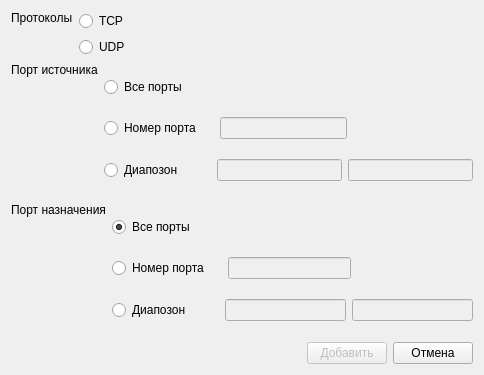
Before: the Qt Designer form GUI/dialog_window_filter_port.ui in Begzi/Dis, drawn with Qt 5.
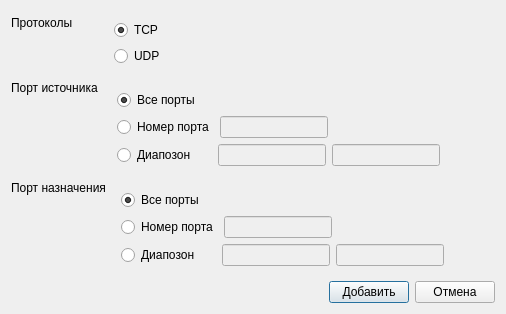
After: the same form once the commit is applied.

Patch:
```diff
--- a/GUI/dialog_window_filter_port.ui
+++ b/GUI/dialog_window_filter_port.ui
@@ -6,8 +6,8 @@
    <rect>
     <x>0</x>
     <y>0</y>
-    <width>484</width>
-    <height>375</height>
+    <width>506</width>
+    <height>307</height>
    </rect>
   </property>
   <property name="windowTitle">
@@ -15,9 +15,9 @@
   </property>
   <layout class="QVBoxLayout" name="verticalLayout_7">
    <item>
-    <layout class="QHBoxLayout" name="horizontalLayout" stretch="1,5">
+    <layout class="QHBoxLayout" name="horizontalLayout" stretch="1,6">
      <item>
-      <layout class="QVBoxLayout" name="verticalLayout_2">
+      <layout class="QVBoxLayout" name="verticalLayout_3">
        <item>
         <widget class="QLabel" name="label">
          <property name="sizePolicy">
@@ -27,7 +27,7 @@
           </sizepolicy>
          </property>
          <property name="text">
-          <string>Протоколы</string>
+          <string>Протоколы        </string>
          </property>
         </widget>
        </item>
@@ -50,6 +50,7 @@
       </layout>
      </item>
      <item>
+      <widget class="QWidget" name="widget" native="true">
       <layout class="QVBoxLayout" name="verticalLayout">
        <item>
         <widget class="QRadioButton" name="radioTCP">
@@ -69,13 +70,14 @@
         </widget>
        </item>
       </layout>
+      </widget>
      </item>
     </layout>
    </item>
    <item>
-    <layout class="QHBoxLayout" name="horizontalLayout_6" stretch="0,0">
+    <layout class="QHBoxLayout" name="horizontalLayout_6">
      <item>
-      <layout class="QVBoxLayout" name="verticalLayout_3">
+      <layout class="QVBoxLayout" name="verticalLayout_2">
        <item>
         <widget class="QLabel" name="label_2">
          <property name="sizePolicy">
@@ -85,7 +87,7 @@
           </sizepolicy>
          </property>
          <property name="text">
-          <string>Порт источника</string>
+          <string>Порт источника </string>
          </property>
         </widget>
        </item>
@@ -105,6 +107,7 @@
       </layout>
      </item>
      <item>
+      <widget class="QWidget" name="widget_2" native="true">
       <layout class="QVBoxLayout" name="verticalLayout_4">
        <item>
         <widget class="QRadioButton" name="radioSRCALL">
@@ -117,7 +120,7 @@
         </widget>
        </item>
        <item>
-        <layout class="QHBoxLayout" name="horizontalLayout_2">
+         <layout class="QHBoxLayout" name="horizontalLayout_3">
          <item>
           <widget class="QRadioButton" name="radioSRCPort">
            <property name="sizePolicy">
@@ -131,27 +134,17 @@
            </property>
           </widget>
          </item>
-         <item>
-          <spacer name="horizontalSpacer_3">
-           <property name="orientation">
-            <enum>Qt::Horizontal</enum>
-           </property>
-           <property name="sizeType">
-            <enum>QSizePolicy::Fixed</enum>
-           </property>
-           <property name="sizeHint" stdset="0">
-            <size>
-             <width>13</width>
-             <height>20</height>
-            </size>
-           </property>
-          </spacer>
-         </item>
          <item>
           <widget class="QLineEdit" name="lineSRCPort">
            <property name="enabled">
             <bool>false</bool>
            </property>
+            <property name="sizePolicy">
+             <sizepolicy hsizetype="Fixed" vsizetype="Fixed">
+              <horstretch>0</horstretch>
+              <verstretch>0</verstretch>
+             </sizepolicy>
+            </property>
           </widget>
          </item>
          <item>
@@ -170,7 +163,7 @@
         </layout>
        </item>
        <item>
-        <layout class="QHBoxLayout" name="horizontalLayout_3">
+         <layout class="QHBoxLayout" name="horizontalLayout_2">
          <item>
           <widget class="QRadioButton" name="radioSRCPorts">
            <property name="sizePolicy">
@@ -180,31 +173,21 @@
             </sizepolicy>
            </property>
            <property name="text">
-            <string>Диапозон</string>
+             <string>Диапозон     </string>
            </property>
           </widget>
          </item>
-         <item>
-          <spacer name="horizontalSpacer">
-           <property name="orientation">
-            <enum>Qt::Horizontal</enum>
-           </property>
-           <property name="sizeType">
-            <enum>QSizePolicy::Fixed</enum>
-           </property>
-           <property name="sizeHint" stdset="0">
-            <size>
-             <width>28</width>
-             <height>20</height>
-            </size>
-           </property>
-          </spacer>
-         </item>
          <item>
           <widget class="QLineEdit" name="lineSRCPorts1">
            <property name="enabled">
             <bool>false</bool>
            </property>
+            <property name="sizePolicy">
+             <sizepolicy hsizetype="Fixed" vsizetype="Fixed">
+              <horstretch>0</horstretch>
+              <verstretch>0</verstretch>
+             </sizepolicy>
+            </property>
           </widget>
          </item>
          <item>
@@ -212,11 +195,31 @@
            <property name="enabled">
             <bool>false</bool>
            </property>
-          </widget>
-         </item>
+            <property name="sizePolicy">
+             <sizepolicy hsizetype="Fixed" vsizetype="Fixed">
+              <horstretch>0</horstretch>
+              <verstretch>0</verstretch>
+             </sizepolicy>
+            </property>
+           </widget>
+          </item>
+          <item>
+           <spacer name="horizontalSpacer">
+            <property name="orientation">
+             <enum>Qt::Horizontal</enum>
+            </property>
+            <property name="sizeHint" stdset="0">
+             <size>
+              <width>40</width>
+              <height>20</height>
+             </size>
+            </property>
+           </spacer>
+          </item>
         </layout>
        </item>
       </layout>
+      </widget>
      </item>
     </layout>
    </item>
@@ -253,6 +256,7 @@
       </layout>
      </item>
      <item>
+      <widget class="QWidget" name="widget_3" native="true">
       <layout class="QVBoxLayout" name="verticalLayout_6">
        <item>
         <widget class="QRadioButton" name="radioDSTALL">
@@ -265,7 +269,7 @@
         </widget>
        </item>
        <item>
-        <layout class="QHBoxLayout" name="horizontalLayout_4">
+         <layout class="QHBoxLayout" name="horizontalLayout_5">
          <item>
           <widget class="QRadioButton" name="radioDSTPort">
            <property name="sizePolicy">
@@ -279,27 +283,17 @@
            </property>
           </widget>
          </item>
-         <item>
-          <spacer name="horizontalSpacer_4">
-           <property name="orientation">
-            <enum>Qt::Horizontal</enum>
-           </property>
-           <property name="sizeType">
-            <enum>QSizePolicy::Fixed</enum>
-           </property>
-           <property name="sizeHint" stdset="0">
-            <size>
-             <width>13</width>
-             <height>20</height>
-            </size>
-           </property>
-          </spacer>
-         </item>
          <item>
           <widget class="QLineEdit" name="lineDSTPort">
            <property name="enabled">
             <bool>false</bool>
            </property>
+            <property name="sizePolicy">
+             <sizepolicy hsizetype="Fixed" vsizetype="Fixed">
+              <horstretch>0</horstretch>
+              <verstretch>0</verstretch>
+             </sizepolicy>
+            </property>
           </widget>
          </item>
          <item>
@@ -318,9 +312,9 @@
         </layout>
        </item>
        <item>
-        <layout class="QHBoxLayout" name="horizontalLayout_5">
+         <layout class="QHBoxLayout" name="horizontalLayout_4">
          <item>
-          <widget class="QRadioButton" name="radioSRCPorts_2">
+           <widget class="QRadioButton" name="radioDSTPorts">
            <property name="sizePolicy">
             <sizepolicy hsizetype="Fixed" vsizetype="Fixed">
              <horstretch>0</horstretch>
@@ -328,43 +322,53 @@
             </sizepolicy>
            </property>
            <property name="text">
-            <string>Диапозон</string>
+             <string>Диапозон     </string>
            </property>
           </widget>
          </item>
-         <item>
-          <spacer name="horizontalSpacer_2">
-           <property name="orientation">
-            <enum>Qt::Horizontal</enum>
-           </property>
-           <property name="sizeType">
-            <enum>QSizePolicy::Fixed</enum>
-           </property>
-           <property name="sizeHint" stdset="0">
-            <size>
-             <width>28</width>
-             <height>20</height>
-            </size>
-           </property>
-          </spacer>
-         </item>
          <item>
           <widget class="QLineEdit" name="lineDSTPorts1">
            <property name="enabled">
             <bool>false</bool>
            </property>
+            <property name="sizePolicy">
+             <sizepolicy hsizetype="Fixed" vsizetype="Fixed">
+              <horstretch>0</horstretch>
+              <verstretch>0</verstretch>
+             </sizepolicy>
+            </property>
           </widget>
          </item>
          <item>
-          <widget class="QLineEdit" name="lineEdit_6">
+           <widget class="QLineEdit" name="lineDSTPorts2">
            <property name="enabled">
             <bool>false</bool>
            </property>
-          </widget>
-         </item>
+            <property name="sizePolicy">
+             <sizepolicy hsizetype="Fixed" vsizetype="Fixed">
+              <horstretch>0</horstretch>
+              <verstretch>0</verstretch>
+             </sizepolicy>
+            </property>
+           </widget>
+          </item>
+          <item>
+           <spacer name="horizontalSpacer_2">
+            <property name="orientation">
+             <enum>Qt::Horizontal</enum>
+            </property>
+            <property name="sizeHint" stdset="0">
+             <size>
+              <width>40</width>
+              <height>20</height>
+             </size>
+            </property>
+           </spacer>
+          </item>
         </layout>
        </item>
       </layout>
+      </widget>
      </item>
     </layout>
    </item>
@@ -386,7 +390,7 @@
      <item>
       <widget class="QPushButton" name="pushAdd">
        <property name="enabled">
-        <bool>false</bool>
+        <bool>true</bool>
        </property>
        <property name="text">
         <string>Добавить</string>
```
Lines whose indentation alone changed are shown as unchanged.
